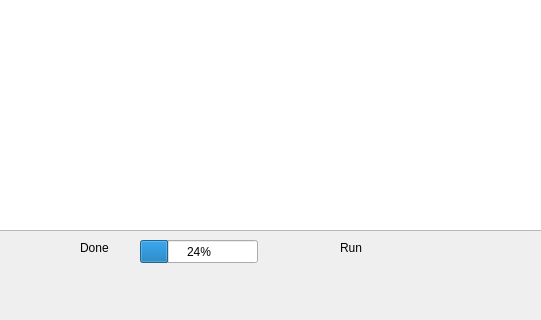
The window that mainwindow.ui (UWCMa/SILClient) describes before a commit, drawn with Qt 5; both pictures show x 100 to 641 and y 280 to 600 of the 800 by 600 pixel window.
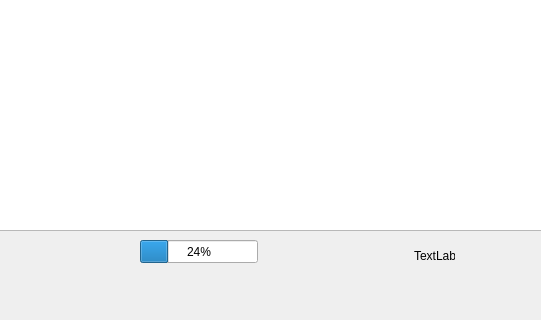
The same window after the commit.

Commit message: Added load icon

Patch:
```diff
--- a/mainwindow.ui
+++ b/mainwindow.ui
@@ -50,19 +50,6 @@
      <string>CheckBox</string>
     </property>
    </widget>
-   <widget class="QLabel" name="label">
-    <property name="geometry">
-     <rect>
-      <x>180</x>
-      <y>520</y>
-      <width>55</width>
-      <height>16</height>
-     </rect>
-    </property>
-    <property name="text">
-     <string>Done</string>
-    </property>
-   </widget>
    <widget class="QProgressBar" name="progressBar">
     <property name="geometry">
      <rect>
@@ -76,17 +63,27 @@
      <number>24</number>
     </property>
    </widget>
-   <widget class="QLabel" name="label_2">
+   <widget class="QWidget" name="widget" native="true">
     <property name="geometry">
      <rect>
-      <x>440</x>
+      <x>530</x>
+      <y>510</y>
+      <width>31</width>
+      <height>31</height>
+     </rect>
+    </property>
+   </widget>
+   <widget class="QLabel" name="LoadAnimation">
+    <property name="geometry">
+     <rect>
+      <x>514</x>
       <y>520</y>
-      <width>55</width>
-      <height>16</height>
+      <width>41</width>
+      <height>31</height>
      </rect>
     </property>
     <property name="text">
-     <string>Run</string>
+     <string>TextLabel</string>
     </property>
    </widget>
    <widget class="QWidget" name="">
```
The commit also changes 2 other files.
